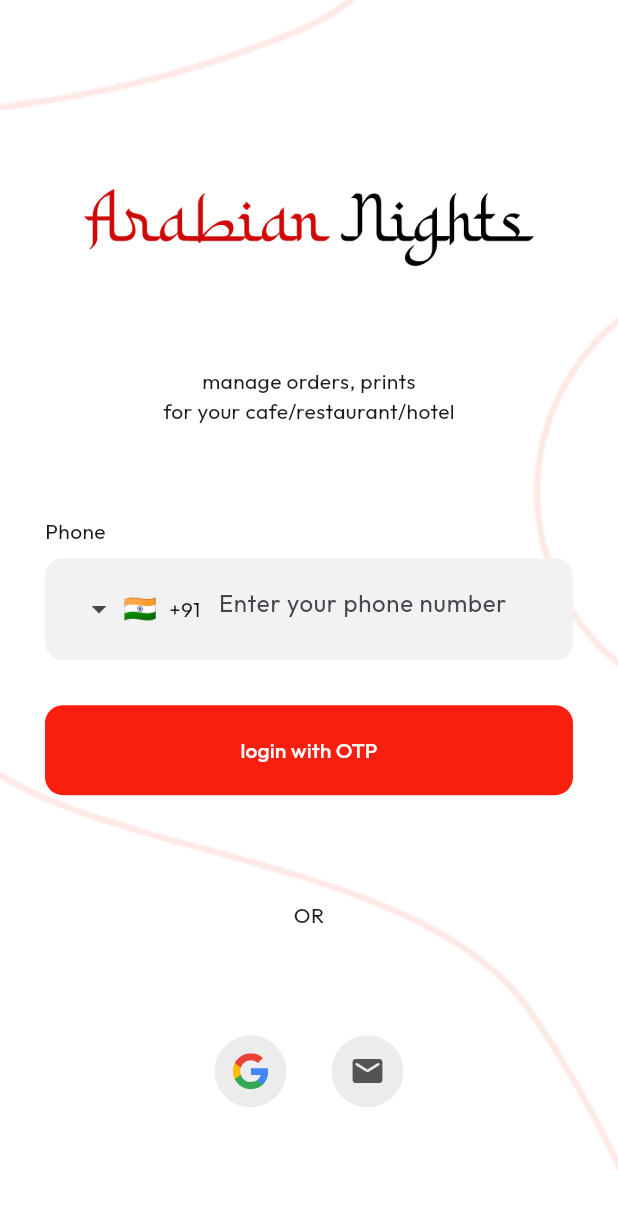
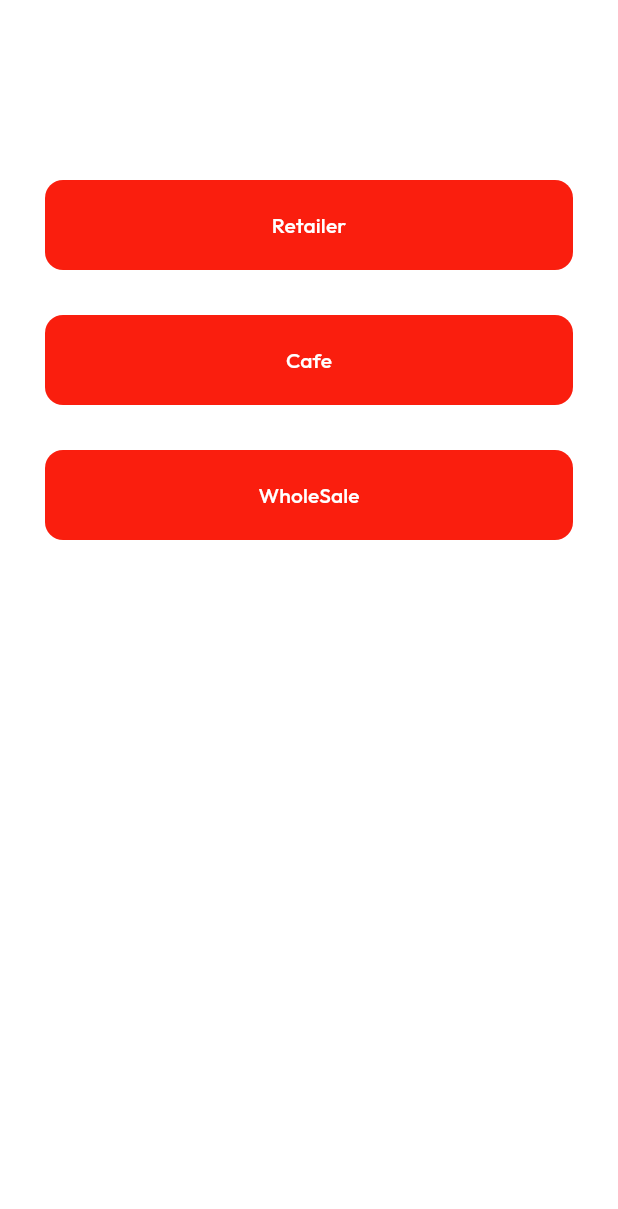
Before and after one commit to IbrahimBasit5802/arabian-nights-frontend, a Flutter app: the screen it shows after launch, on a phone screen of 412 x 824 dp. Shown: the top 1209 px of the screen. Run offline on Flutter 3.47's test engine with Material 2 defaults, Android fonts, the light colour scheme and no system bars; drawn by our look-alikes of intl_phone_field; our stand-ins replace cached_network_image, cloud_firestore, dio, firebase_auth, firebase_core, firebase_storage and 12 more; accounts and stored records are empty.

Commit message:
remedial changes

```diff
--- a/lib/main.dart
+++ b/lib/main.dart
@@ -1,3 +1,4 @@
+import 'package:arabian_nights_frontend/mainScreen.dart';
 import 'package:firebase_auth/firebase_auth.dart';
 import 'package:firebase_core/firebase_core.dart';
 import 'package:flutter/material.dart';
@@ -35,7 +36,7 @@ class MyApp extends StatelessWidget {
           debugShowCheckedModeBanner: false,
           title: appName,
           theme: theme,
-          home: const LoginScreen(),
+          home: const ChoiceScreen(),
           routes: {
             "/pos_home": (context) => const POSHomeScreen(),
           },
--- /dev/null
+++ b/lib/mainScreen.dart
@@ -0,0 +1,66 @@
+import 'package:arabian_nights_frontend/app/login/screens/email_login_screen.dart';
+import 'package:flutter/material.dart';
+
+class ChoiceScreen extends StatelessWidget {
+  const ChoiceScreen({Key? key}) : super(key: key);
+
+  @override
+  Widget build(BuildContext context) {
+    Size size = MediaQuery.of(context).size;
+    return Scaffold(
+      appBar: AppBar(),
+      extendBodyBehindAppBar: true,
+      body: Center(
+      child: Column(
+        children: [
+          const SizedBox(height: 120),
+          Container(
+
+            width: size.width > 400 ? 400 : size.width,
+            margin: const EdgeInsets.symmetric(horizontal: 30),
+            child: ElevatedButton(
+              onPressed: () {
+                Navigator.push(
+                  context,
+                  MaterialPageRoute(builder: (context) =>  EmailLoginScreen()),
+                );
+              },
+              child: const Text("Retailer"),
+            ),
+          ),
+          const SizedBox(height: 30),
+
+          Container(
+            width: size.width > 400 ? 400 : size.width,
+            margin: const EdgeInsets.symmetric(horizontal: 30),
+            child: ElevatedButton(
+              onPressed: () {
+                Navigator.push(
+                  context,
+                  MaterialPageRoute(builder: (context) =>  EmailLoginScreen()),
+                );
+              },
+              child: const Text("Cafe"),
+            ),
+          ),
+          const SizedBox(height: 30),
+          Container(
+            width: size.width > 400 ? 400 : size.width,
+            margin: const EdgeInsets.symmetric(horizontal: 30),
+            child: ElevatedButton(
+              onPressed: () {
+                Navigator.push(
+                  context,
+                  MaterialPageRoute(builder: (context) =>  EmailLoginScreen()),
+                );
+              },
+              child: const Text("WholeSale"),
+            ),
+          ),
+        ],
+      ),
+      )
+
+    );
+  }
+}
```
Also changed, not shown: lib/app/settings/settings_screen.dart (+1 -8 lines).
